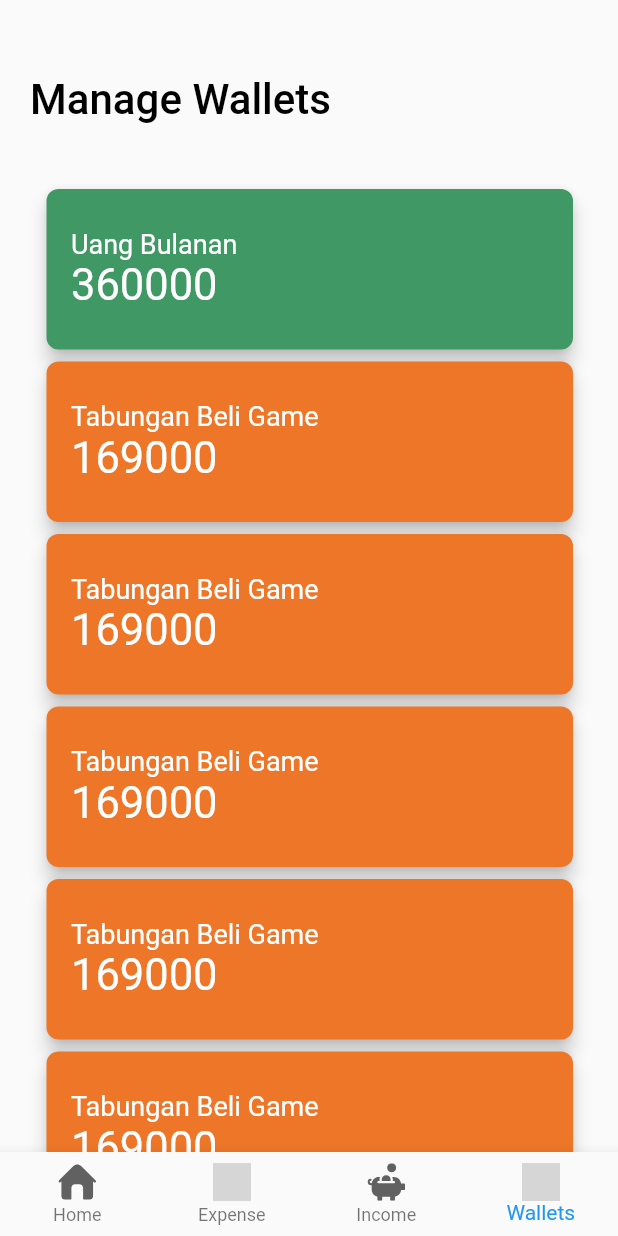
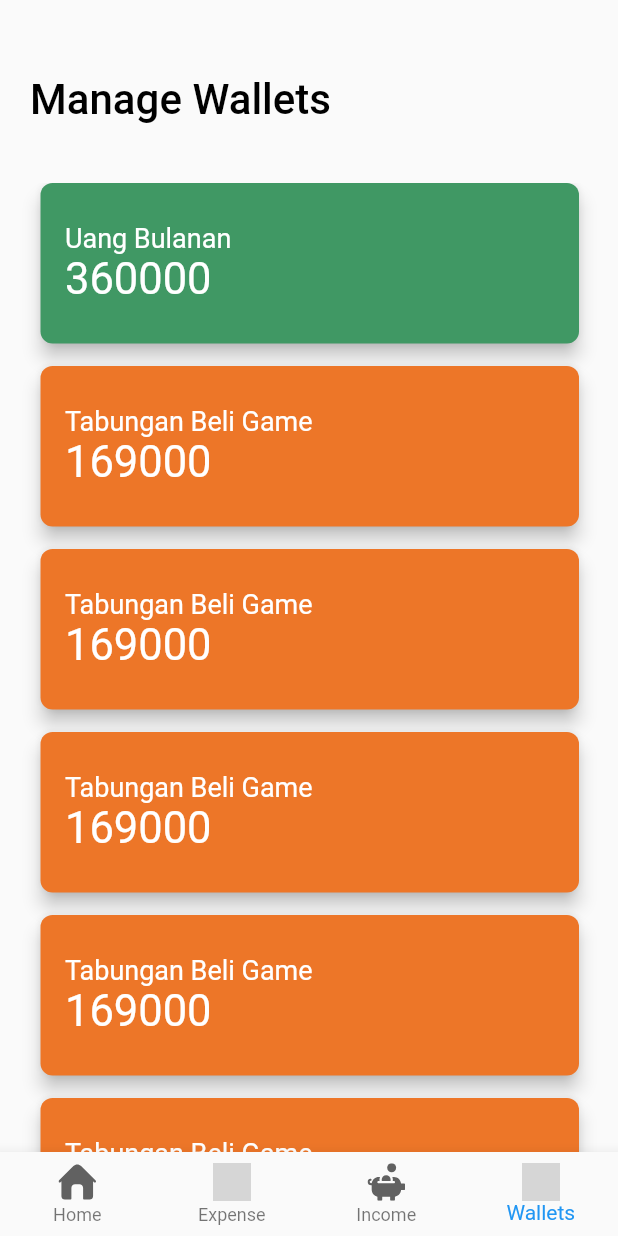
Before and after one commit to ridhoperdana/edompet, a Flutter app: the screen it shows after launch, item 4 of the bottom bar chosen, on a phone screen of 412 x 824 dp. Run offline on Flutter 3.47's test engine with Material 2 defaults, Android fonts, the light colour scheme and no system bars; our stand-ins replace flutter_datetime_picker, flutter_svg; grey boxes are pictures that could not be loaded.

Commit message:
feat: add margin bottom on card manage wallets

```diff
--- a/lib/add_wallet/add_wallet.dart
+++ b/lib/add_wallet/add_wallet.dart
@@ -100,6 +100,7 @@ class ListViewTransactionsState extends State<ListViewTransactions> {
       itemBuilder: (context, index) {
         return Container(
           child: Card(
+            margin: EdgeInsets.fromLTRB(0, 0, 0, 15),
             elevation: 5,
             color: HexColor(walletsData[index]["color"]),
             shape: RoundedRectangleBorder(
```
